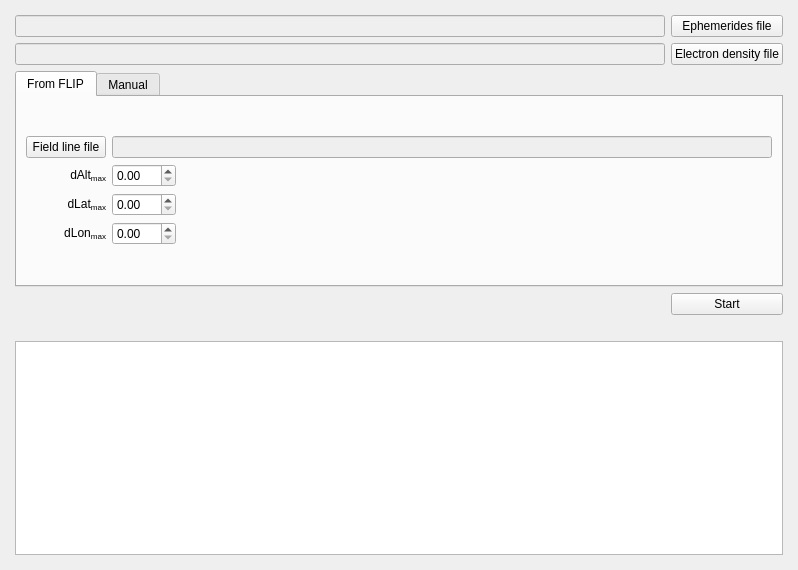
Above: ui/MainWnd.ui from Albom/RBSP_Pass before the change. Below: the same form after it.
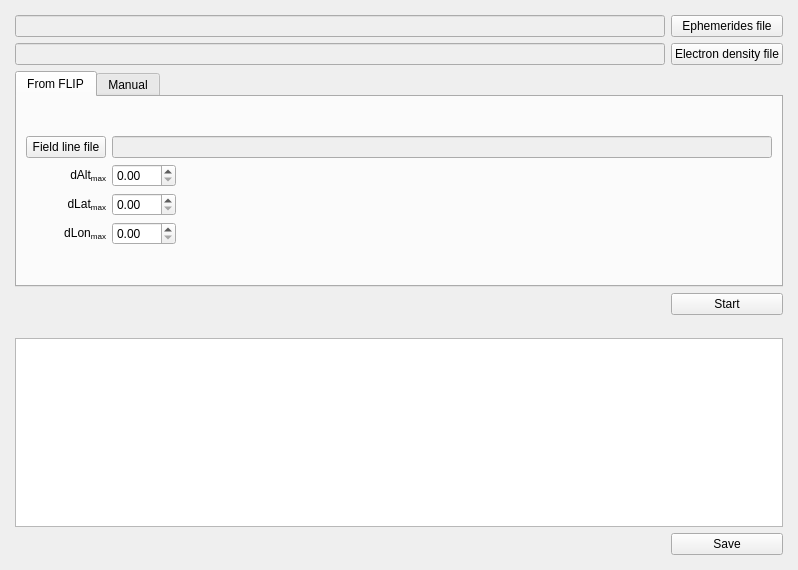
That is the form after the change.

Diff of the .ui file:
```diff
--- a/ui/MainWnd.ui
+++ b/ui/MainWnd.ui
@@ -474,6 +474,13 @@
         </widget>
        </widget>
       </item>
+      <item row="6" column="2">
+       <widget class="QPushButton" name="saveButton">
+        <property name="text">
+         <string>Save</string>
+        </property>
+       </widget>
+      </item>
      </layout>
     </item>
    </layout>
```
Left out of the diff: 70 changed lines with no effect on the pictures.
